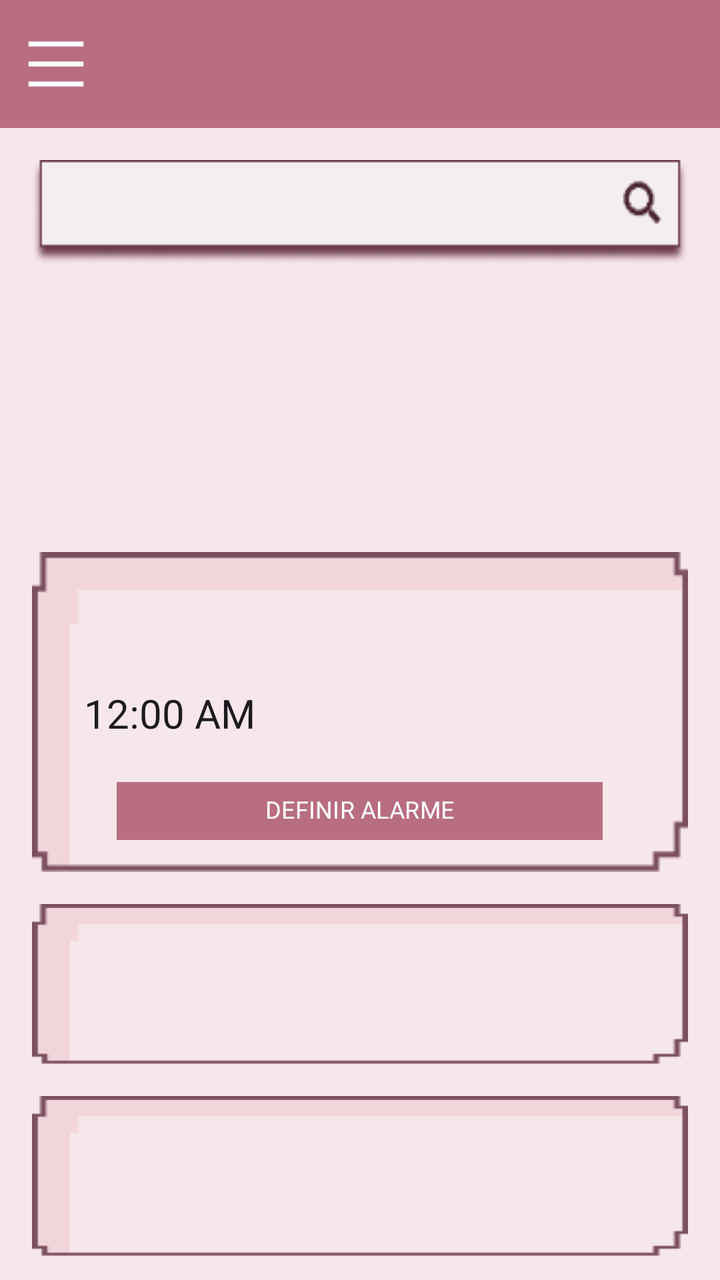
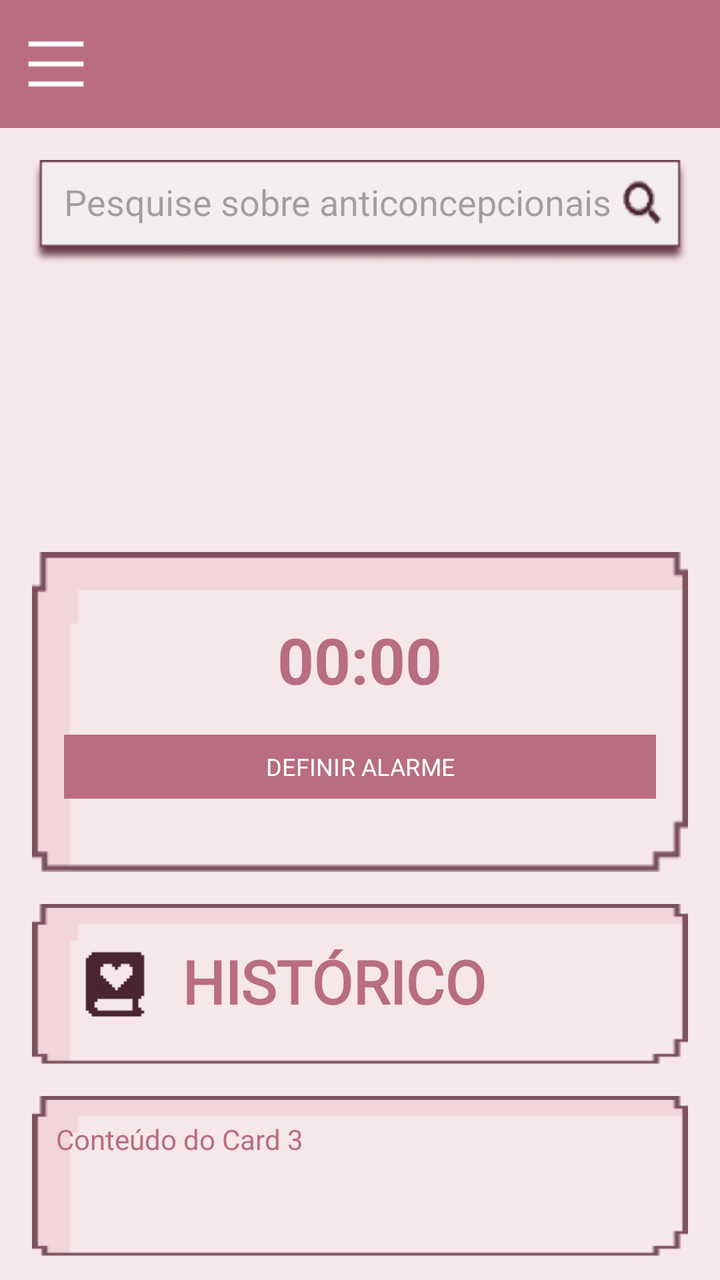

An Android layout rendered at two revisions. The XML below is the earlier revision; the diff shows what the commit changed to produce the second picture.
<!-- AndroidManifest.xml: application theme Theme.AplicativoCicli -->
<!-- res/layout/activity_main.xml -->
<?xml version="1.0" encoding="utf-8"?>
<androidx.constraintlayout.widget.ConstraintLayout
    xmlns:android="http://schemas.android.com/apk/res/android"
    xmlns:app="http://schemas.android.com/apk/res-auto"
    xmlns:tools="http://schemas.android.com/tools"
    android:id="@+id/main"
    android:layout_width="match_parent"
    android:layout_height="match_parent"
    android:background="#F6E7EA"
    tools:context=".MainActivity">

    <androidx.appcompat.widget.Toolbar
        android:id="@+id/toolbar"
        android:layout_width="0dp"
        android:layout_height="?attr/actionBarSize"
        android:background="#B86D82"
        android:theme="@style/ThemeOverlay.AppCompat.Dark.ActionBar"
        app:navigationIcon="@drawable/bars_icon_small"
        app:layout_constraintTop_toTopOf="parent"
        app:layout_constraintStart_toStartOf="parent"
        app:layout_constraintEnd_toEndOf="parent" />


    <FrameLayout
        android:id="@+id/busca"
        android:layout_width="0dp"
        android:layout_height="52dp"
        android:layout_margin="16dp"
        android:background="@drawable/search"
        app:layout_constraintTop_toBottomOf="@id/toolbar"
        app:layout_constraintEnd_toEndOf="parent"
        app:layout_constraintStart_toStartOf="parent" />

    <FrameLayout
        android:id="@+id/card_3"
        android:layout_width="0dp"
        android:layout_height="80dp"
        android:layout_margin="16dp"
        android:layout_marginTop="292dp"
        android:background="@drawable/card_alarme"
        app:layout_constraintEnd_toEndOf="parent"
        app:layout_constraintStart_toStartOf="parent"
        app:layout_constraintTop_toBottomOf="@id/card_2" />

    <FrameLayout
        android:id="@+id/card_2"
        android:layout_width="0dp"
        android:layout_height="80dp"
        android:layout_margin="16dp"
        android:layout_marginTop="56dp"
        android:background="@drawable/card_alarme"
        app:layout_constraintEnd_toEndOf="parent"
        app:layout_constraintStart_toStartOf="parent"
        app:layout_constraintTop_toBottomOf="@id/card_alarme" />

    <FrameLayout
        android:id="@+id/card_alarme"
        android:layout_width="0dp"
        android:layout_height="160dp"
        android:layout_marginStart="16dp"
        android:layout_marginTop="144dp"
        android:layout_marginEnd="16dp"
        android:background="@drawable/card_alarme"
        app:layout_constraintEnd_toEndOf="parent"
        app:layout_constraintHorizontal_bias="0.0"
        app:layout_constraintStart_toStartOf="parent"
        app:layout_constraintTop_toBottomOf="@+id/busca">

        <TextClock
            android:id="@+id/clock"
            android:layout_width="wrap_content"
            android:layout_height="wrap_content"
            android:layout_gravity="center_horizontal|bottom"
            android:layout_marginEnd="95dp"
            android:layout_marginBottom="66dp"
            android:textSize="20sp" />

        <com.google.android.material.button.MaterialButton
            android:id="@+id/botao_alarme_teste"
            android:layout_width="243dp"
            android:layout_height="29dp"
            android:layout_gravity="center_horizontal|bottom"
            android:layout_marginBottom="16dp"
            android:backgroundTint="#B86D82"
            android:fontFamily="@font/silkscreen_regular"
            android:gravity="center"
            android:includeFontPadding="false"
            android:insetTop="0dp"
            android:insetBottom="0dp"
            android:minWidth="0dp"
            android:minHeight="0dp"
            android:padding="0dp"
            android:text="DEFINIR ALARME"
            android:textColor="#FFFFFF"
            android:textSize="12sp"
            app:cornerRadius="0dp" />

    </FrameLayout>

</androidx.constraintlayout.widget.ConstraintLayout>
<!-- resources referenced by this layout -->
<resources>
  <!-- drawable bars_icon_small (drawable) -->
  <layer-list xmlns:android="http://schemas.android.com/apk/res/android">
      <item
          android:drawable="@drawable/bars_icon"
          android:width="30dp"
          android:height="30dp"
          android:gravity="center" />
  </layer-list>
  <!-- drawable card_alarme: png bitmap (drawable, 998 bytes) -->
  <!-- drawable search: png bitmap (drawable, 4618 bytes) -->
  <style name="Theme.AplicativoCicli" parent="Base.Theme.AplicativoCicli" />
  <!-- drawable bars_icon: png bitmap (drawable, 193 bytes) -->
  <style name="Base.Theme.AplicativoCicli" parent="Theme.Material3.DayNight.NoActionBar">
          
          
      </style>
</resources>

<!-- the commit's change to res/layout/activity_main.xml (unified diff, before → after) -->
@@ -2,7 +2,7 @@
 <androidx.constraintlayout.widget.ConstraintLayout
     xmlns:android="http://schemas.android.com/apk/res/android"
     xmlns:app="http://schemas.android.com/apk/res-auto"
-    xmlns:tools="http://schemas.android.com/tools"
+    xmlns:tools="http://annotation.com"
     android:id="@+id/main"
     android:layout_width="match_parent"
     android:layout_height="match_parent"
@@ -20,81 +20,124 @@
         app:layout_constraintStart_toStartOf="parent"
         app:layout_constraintEnd_toEndOf="parent" />
 
-
-    <FrameLayout
+    
+    <AutoCompleteTextView
         android:id="@+id/busca"
         android:layout_width="0dp"
         android:layout_height="52dp"
-        android:layout_margin="16dp"
+        android:layout_marginStart="16dp"
+        android:layout_marginEnd="16dp"
+        android:layout_marginTop="16dp"
         android:background="@drawable/search"
+        android:hint="Pesquise sobre anticoncepcionais"
+        android:completionThreshold="1"
+        android:inputType="text"
+        android:paddingStart="16dp"
+        android:paddingEnd="16dp"
+        android:paddingBottom="10dp"
         app:layout_constraintTop_toBottomOf="@id/toolbar"
-        app:layout_constraintEnd_toEndOf="parent"
-        app:layout_constraintStart_toStartOf="parent" />
+        app:layout_constraintStart_toStartOf="parent"
+        app:layout_constraintEnd_toEndOf="parent"/>
 
-    <FrameLayout
-        android:id="@+id/card_3"
-        android:layout_width="0dp"
-        android:layout_height="80dp"
-        android:layout_margin="16dp"
-        android:layout_marginTop="292dp"
-        android:background="@drawable/card_alarme"
-        app:layout_constraintEnd_toEndOf="parent"
-        app:layout_constraintStart_toStartOf="parent"
-        app:layout_constraintTop_toBottomOf="@id/card_2" />
-
-    <FrameLayout
-        android:id="@+id/card_2"
-        android:layout_width="0dp"
-        android:layout_height="80dp"
-        android:layout_margin="16dp"
-        android:layout_marginTop="56dp"
-        android:background="@drawable/card_alarme"
-        app:layout_constraintEnd_toEndOf="parent"
-        app:layout_constraintStart_toStartOf="parent"
-        app:layout_constraintTop_toBottomOf="@id/card_alarme" />
-
-    <FrameLayout
+    
+    <LinearLayout
         android:id="@+id/card_alarme"
         android:layout_width="0dp"
         android:layout_height="160dp"
         android:layout_marginStart="16dp"
+        android:layout_marginEnd="16dp"
         android:layout_marginTop="144dp"
-        android:layout_marginEnd="16dp"
+        android:layout_marginBottom="16dp"
         android:background="@drawable/card_alarme"
-        app:layout_constraintEnd_toEndOf="parent"
-        app:layout_constraintHorizontal_bias="0.0"
+        android:orientation="vertical"
+        android:gravity="center"
+        android:padding="16dp"
+        app:layout_constraintTop_toBottomOf="@id/busca"
         app:layout_constraintStart_toStartOf="parent"
-        app:layout_constraintTop_toBottomOf="@+id/busca">
+        app:layout_constraintEnd_toEndOf="parent">
 
         <TextClock
             android:id="@+id/clock"
             android:layout_width="wrap_content"
             android:layout_height="wrap_content"
-            android:layout_gravity="center_horizontal|bottom"
-            android:layout_marginEnd="95dp"
-            android:layout_marginBottom="66dp"
-            android:textSize="20sp" />
+            android:textColor="#B86D82"
+            android:textSize="32sp"
+            android:textStyle="bold"
+            android:format12Hour="HH:mm"
+            android:format24Hour="HH:mm" />
 
         <com.google.android.material.button.MaterialButton
             android:id="@+id/botao_alarme_teste"
-            android:layout_width="243dp"
-            android:layout_height="29dp"
-            android:layout_gravity="center_horizontal|bottom"
-            android:layout_marginBottom="16dp"
+            android:layout_width="match_parent"
+            android:layout_height="40dp"
+            android:layout_marginTop="12dp"
             android:backgroundTint="#B86D82"
             android:fontFamily="@font/silkscreen_regular"
-            android:gravity="center"
-            android:includeFontPadding="false"
-            android:insetTop="0dp"
-            android:insetBottom="0dp"
-            android:minWidth="0dp"
-            android:minHeight="0dp"
-            android:padding="0dp"
             android:text="DEFINIR ALARME"
             android:textColor="#FFFFFF"
             android:textSize="12sp"
             app:cornerRadius="0dp" />
+    </LinearLayout>
 
-    </FrameLayout>
+    
+    <androidx.constraintlayout.widget.ConstraintLayout
+        android:id="@+id/card_2"
+        android:layout_width="0dp"
+        android:layout_height="80dp"
+        android:layout_margin="16dp"
+        android:background="@drawable/card_alarme"
+        app:layout_constraintTop_toBottomOf="@id/card_alarme"
+        app:layout_constraintStart_toStartOf="parent"
+        app:layout_constraintEnd_toEndOf="parent">
+
+        <ImageView
+            android:id="@+id/icone_historico"
+            android:layout_width="35dp"
+            android:layout_height="35dp"
+            android:layout_marginStart="24dp"
+            android:src="@drawable/history_icon"
+            app:layout_constraintTop_toTopOf="parent"
+            app:layout_constraintBottom_toBottomOf="parent"
+            app:layout_constraintStart_toStartOf="parent" />
+
+        <TextView
+            android:id="@+id/texto_historico"
+            android:layout_width="0dp"
+            android:layout_height="wrap_content"
+            android:layout_marginLeft="16dp"
+            android:fontFamily="@font/silkscreen_regular"
+            android:includeFontPadding="false"
+            android:text="HISTÓRICO"
+            android:textColor="#B86D82"
+            android:textSize="30sp"
+            android:textStyle="bold"
+            app:layout_constraintBottom_toBottomOf="parent"
+            app:layout_constraintEnd_toEndOf="parent"
+            app:layout_constraintStart_toEndOf="@+id/icone_historico"
+            app:layout_constraintTop_toTopOf="parent" />
+
+    </androidx.constraintlayout.widget.ConstraintLayout>
+
+    <androidx.constraintlayout.widget.ConstraintLayout
+        android:id="@+id/card_3"
+        android:layout_width="0dp"
+        android:layout_height="80dp"
+        android:layout_margin="16dp"
+        android:background="@drawable/card_alarme"
+        android:padding="12dp"
+        app:layout_constraintTop_toBottomOf="@id/card_2"
+        app:layout_constraintStart_toStartOf="parent"
+        app:layout_constraintEnd_toEndOf="parent">
+
+        <TextView
+            android:id="@+id/texto_card_3"
+            android:layout_width="wrap_content"
+            android:layout_height="wrap_content"
+            android:text="Conteúdo do Card 3"
+            android:textColor="#B86D82"
+            app:layout_constraintTop_toTopOf="parent"
+            app:layout_constraintStart_toStartOf="parent" />
+
+    </androidx.constraintlayout.widget.ConstraintLayout>
 
 </androidx.constraintlayout.widget.ConstraintLayout>
<!-- resource entries referenced after the edit -->
@@ -9,6 +9,7 @@
           android:gravity="center" />
   </layer-list>
   <!-- drawable card_alarme: png bitmap (drawable, 998 bytes) -->
+  <!-- drawable history_icon: png bitmap (drawable, 340 bytes) -->
   <!-- drawable search: png bitmap (drawable, 4618 bytes) -->
   <style name="Theme.AplicativoCicli" parent="Base.Theme.AplicativoCicli" />
   <!-- drawable bars_icon: png bitmap (drawable, 193 bytes) -->
